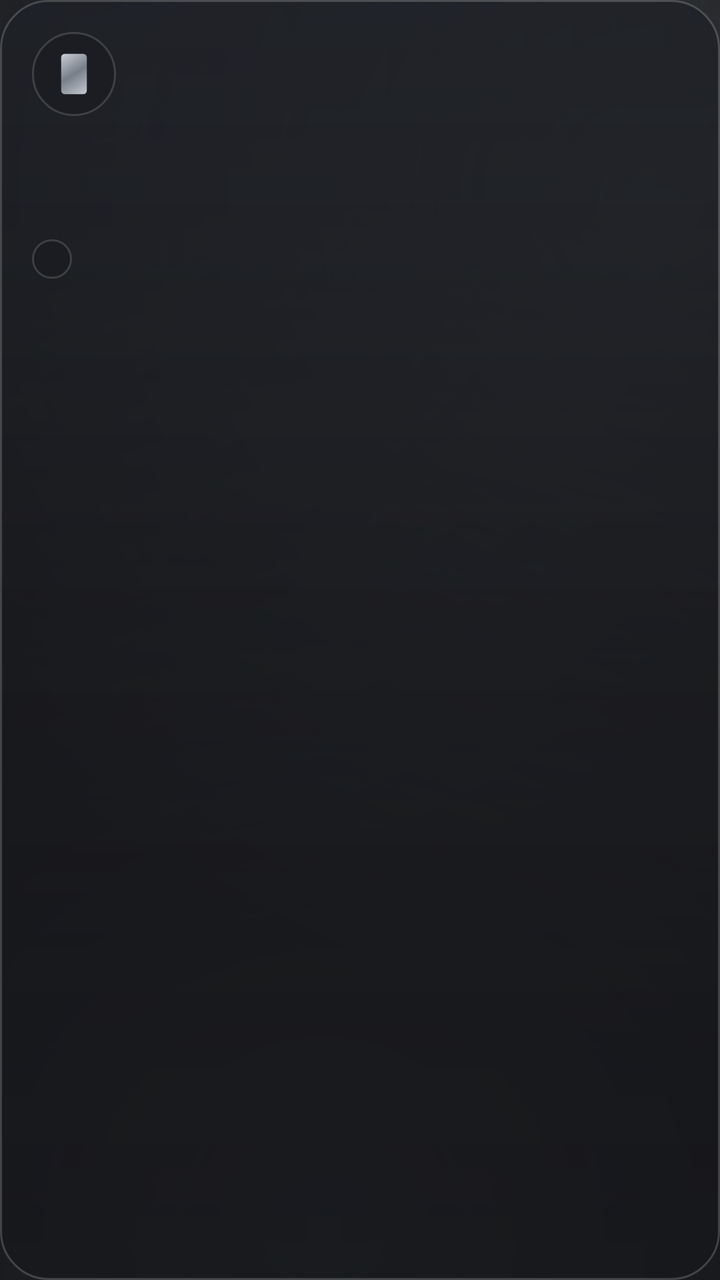
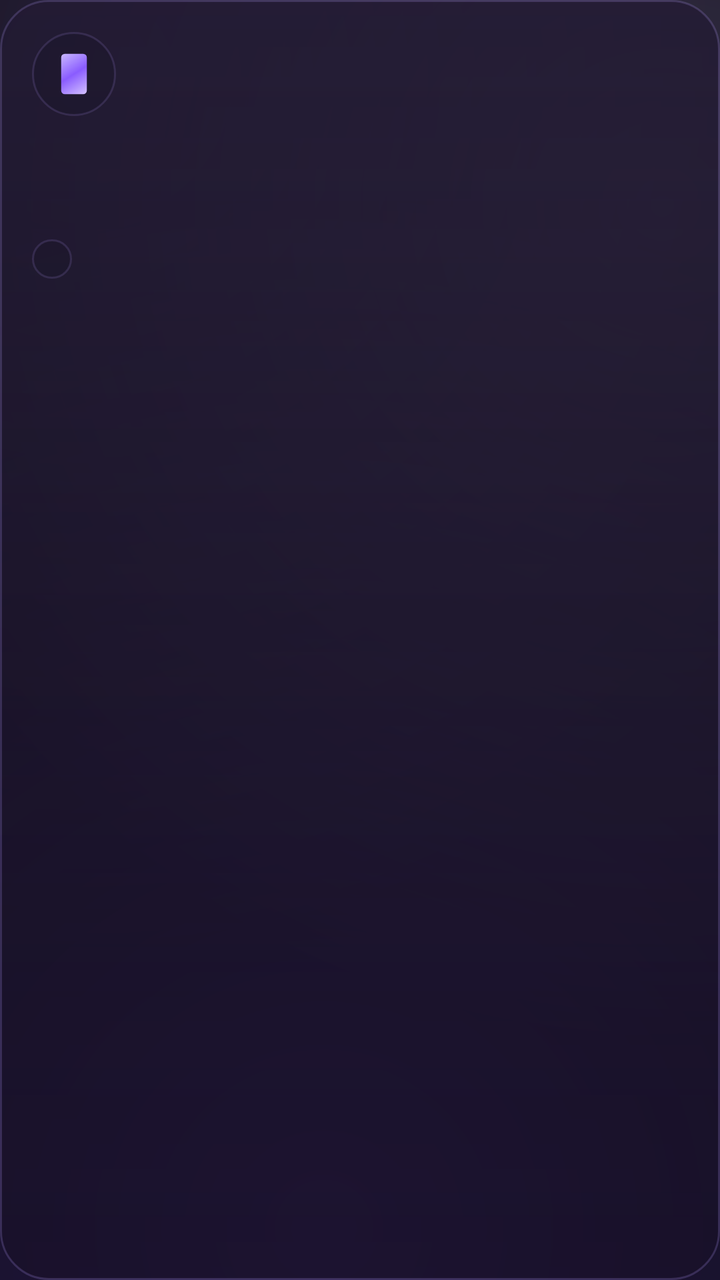

Before-and-after screenshots of an Android layout around one commit, followed by the original layout XML and the change that was made.
<!-- AndroidManifest.xml: application theme Theme.MidffAlertas -->
<!-- res/layout/item_dispositivo.xml -->
<?xml version="1.0" encoding="utf-8"?>
<LinearLayout xmlns:android="http://schemas.android.com/apk/res/android"
    android:layout_width="264dp"
    android:layout_height="wrap_content"
    android:layout_marginEnd="12dp"
    android:background="@drawable/panel_cristal"
    android:orientation="vertical"
    android:padding="16dp">

    <FrameLayout
        android:layout_width="42dp"
        android:layout_height="42dp"
        android:background="@drawable/chip_cristal">

        <ImageView
            android:layout_width="22dp"
            android:layout_height="22dp"
            android:layout_gravity="center"
            android:contentDescription="@string/dispositivos_titulo"
            android:src="@drawable/ic_dispositivo" />
    </FrameLayout>

    <TextView
        android:id="@+id/txtDispTitulo"
        android:layout_width="match_parent"
        android:layout_height="wrap_content"
        android:layout_marginTop="12dp"
        android:textColor="@color/texto_titulo"
        android:textSize="14sp"
        android:textStyle="bold" />

    <TextView
        android:id="@+id/txtDispDetalle"
        android:layout_width="match_parent"
        android:layout_height="wrap_content"
        android:layout_marginTop="4dp"
        android:textColor="@color/texto_secundario"
        android:textSize="11sp" />

    <TextView
        android:id="@+id/txtDispEstado"
        android:layout_width="wrap_content"
        android:layout_height="wrap_content"
        android:layout_marginTop="12dp"
        android:background="@drawable/chip_cristal"
        android:paddingBottom="3dp"
        android:paddingEnd="10dp"
        android:paddingStart="10dp"
        android:paddingTop="3dp"
        android:shadowColor="#66C9CED5"
        android:shadowDx="0"
        android:shadowDy="0"
        android:shadowRadius="10"
        android:textColor="@color/neon_cian"
        android:textSize="10sp"
        android:textStyle="bold" />
</LinearLayout>
<!-- resources referenced by this layout -->
<resources>
  <color name="neon_cian">#C9CED5</color>
  <color name="texto_secundario">#A0A0AB</color>
  <color name="texto_titulo">#FFFFFF</color>
  <!-- drawable chip_cristal (drawable) -->
  <?xml version="1.0" encoding="utf-8"?>
  <shape xmlns:android="http://schemas.android.com/apk/res/android"
      android:shape="rectangle">
      <solid android:color="#6617181C" />
      <stroke
          android:width="1dp"
          android:color="@color/cristal_borde_suave" />
      <corners android:radius="999dp" />
  </shape>
  <!-- drawable ic_dispositivo (drawable) -->
  <?xml version="1.0" encoding="utf-8"?>
  <vector xmlns:android="http://schemas.android.com/apk/res/android"
      xmlns:aapt="http://schemas.android.com/aapt"
      android:width="24dp"
      android:height="24dp"
      android:viewportWidth="24"
      android:viewportHeight="24">
      <path android:pathData="M7,1h10a2,2 0,0 1,2 2v18a2,2 0,0 1,-2 2H7a2,2 0,0 1,-2 -2V3a2,2 0,0 1,2 -2zM10.5,19h3v2h-3z">
          <aapt:attr name="android:fillColor">
              <gradient
                  android:type="linear"
                  android:startX="5"
                  android:startY="1"
                  android:endX="19"
                  android:endY="23"
                  android:startColor="#C9CED5"
                  android:centerColor="#787F89"
                  android:endColor="#C4C9D0" />
          </aapt:attr>
      </path>
  </vector>
  <!-- drawable panel_cristal (drawable) -->
  <?xml version="1.0" encoding="utf-8"?>
  <shape xmlns:android="http://schemas.android.com/apk/res/android"
      android:shape="rectangle">
      <gradient
          android:angle="270"
          android:startColor="#C81E2026"
          android:centerColor="#B317181C"
          android:endColor="#99141519"
          android:type="linear" />
      <stroke
          android:width="1dp"
          android:color="@color/cristal_borde" />
      <corners android:radius="24dp" />
  </shape>
  <string name="dispositivos_titulo">Dispositivos y cuentas vinculadas</string>
  <color name="cristal_borde_suave">#26FFFFFF</color>
  <color name="cristal_borde">#2EFFFFFF</color>
  <color name="aurora_purpura">#787F89</color>
  <color name="fondo_carbon">#0B0C0E</color>
  <color name="neon_magenta">#FFFFFF</color>
  <color name="aurora_rosa">#C4C9D0</color>
  <color name="blanco">#FFFFFF</color>
  <!-- drawable bg_pantalla (drawable) -->
  <?xml version="1.0" encoding="utf-8"?>
  <layer-list xmlns:android="http://schemas.android.com/apk/res/android">
      <item>
          <shape android:shape="rectangle">
              <solid android:color="@color/fondo_carbon" />
          </shape>
      </item>
      <item>
          <shape android:shape="rectangle">
              <gradient
                  android:type="radial"
                  android:centerX="0.12"
                  android:centerY="0.06"
                  android:gradientRadius="440dp"
                  android:startColor="#33585F69"
                  android:endColor="#00585F69" />
          </shape>
      </item>
      <item>
          <shape android:shape="rectangle">
              <gradient
                  android:type="radial"
                  android:centerX="0.92"
                  android:centerY="0.16"
                  android:gradientRadius="420dp"
                  android:startColor="#2EC4C9D0"
                  android:endColor="#00C4C9D0" />
          </shape>
      </item>
      <item>
          <shape android:shape="rectangle">
              <gradient
                  android:type="radial"
                  android:centerX="0.45"
                  android:centerY="0.96"
                  android:gradientRadius="520dp"
                  android:startColor="#30787F89"
                  android:endColor="#00787F89" />
          </shape>
      </item>
  </layer-list>
  <!-- unchanged entries left out for length: 1 -->
</resources>

<!-- the commit's change to res/layout/item_dispositivo.xml (unified diff, before → after) -->
@@ -47,7 +47,7 @@
         android:paddingEnd="10dp"
         android:paddingStart="10dp"
         android:paddingTop="3dp"
-        android:shadowColor="#66C9CED5"
+        android:shadowColor="#66C9B8FF"
         android:shadowDx="0"
         android:shadowDy="0"
         android:shadowRadius="10"
<!-- resource entries referenced after the edit -->
@@ -1,13 +1,13 @@
 <!-- resources referenced by this layout -->
 <resources>
-  <color name="neon_cian">#C9CED5</color>
-  <color name="texto_secundario">#A0A0AB</color>
+  <color name="neon_cian">#C9B8FF</color>
+  <color name="texto_secundario">#AEA3C7</color>
   <color name="texto_titulo">#FFFFFF</color>
   <!-- drawable chip_cristal (drawable) -->
   <?xml version="1.0" encoding="utf-8"?>
   <shape xmlns:android="http://schemas.android.com/apk/res/android"
       android:shape="rectangle">
-      <solid android:color="#6617181C" />
+      <solid android:color="#661B1429" />
       <stroke
           android:width="1dp"
           android:color="@color/cristal_borde_suave" />
@@ -29,9 +29,9 @@
                   android:startY="1"
                   android:endX="19"
                   android:endY="23"
-                  android:startColor="#C9CED5"
-                  android:centerColor="#787F89"
-                  android:endColor="#C4C9D0" />
+                  android:startColor="#C9B8FF"
+                  android:centerColor="#8A5CFF"
+                  android:endColor="#D4C2FF" />
           </aapt:attr>
       </path>
   </vector>
@@ -41,9 +41,9 @@
       android:shape="rectangle">
       <gradient
           android:angle="270"
-          android:startColor="#C81E2026"
-          android:centerColor="#B317181C"
-          android:endColor="#99141519"
+          android:startColor="#C8221A33"
+          android:centerColor="#B31B1429"
+          android:endColor="#99170F26"
           android:type="linear" />
       <stroke
           android:width="1dp"
@@ -51,12 +51,12 @@
       <corners android:radius="24dp" />
   </shape>
   <string name="dispositivos_titulo">Dispositivos y cuentas vinculadas</string>
-  <color name="cristal_borde_suave">#26FFFFFF</color>
-  <color name="cristal_borde">#2EFFFFFF</color>
-  <color name="aurora_purpura">#787F89</color>
-  <color name="fondo_carbon">#0B0C0E</color>
+  <color name="cristal_borde_suave">#26B69CFF</color>
+  <color name="cristal_borde">#33B69CFF</color>
+  <color name="aurora_purpura">#8A5CFF</color>
+  <color name="fondo_carbon">#0A0812</color>
   <color name="neon_magenta">#FFFFFF</color>
-  <color name="aurora_rosa">#C4C9D0</color>
+  <color name="aurora_rosa">#D4C2FF</color>
   <color name="blanco">#FFFFFF</color>
   <!-- drawable bg_pantalla (drawable) -->
   <?xml version="1.0" encoding="utf-8"?>
@@ -73,8 +73,8 @@
                   android:centerX="0.12"
                   android:centerY="0.06"
                   android:gradientRadius="440dp"
-                  android:startColor="#33585F69"
-                  android:endColor="#00585F69" />
+                  android:startColor="#335E4B8A"
+                  android:endColor="#005E4B8A" />
           </shape>
       </item>
       <item>
@@ -84,8 +84,8 @@
                   android:centerX="0.92"
                   android:centerY="0.16"
                   android:gradientRadius="420dp"
-                  android:startColor="#2EC4C9D0"
-                  android:endColor="#00C4C9D0" />
+                  android:startColor="#2ED4C2FF"
+                  android:endColor="#00D4C2FF" />
           </shape>
       </item>
       <item>
@@ -95,8 +95,8 @@
                   android:centerX="0.45"
                   android:centerY="0.96"
                   android:gradientRadius="520dp"
-                  android:startColor="#30787F89"
-                  android:endColor="#00787F89" />
+                  android:startColor="#308A5CFF"
+                  android:endColor="#008A5CFF" />
           </shape>
       </item>
   </layer-list>
